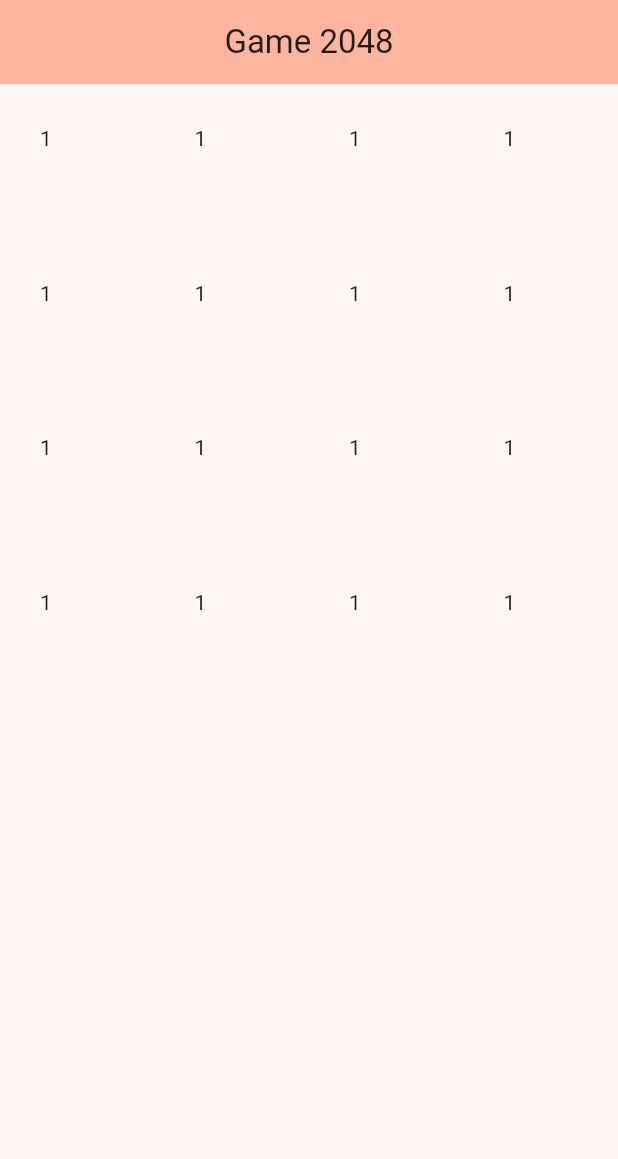
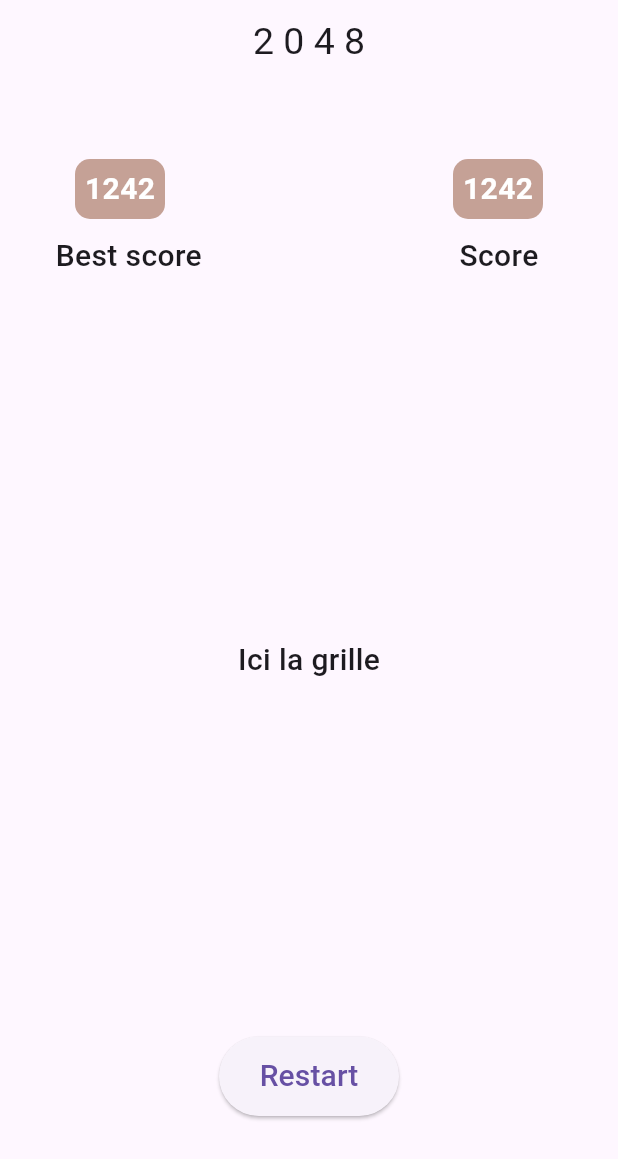
Before and after one commit to aladinMJ/game2048, a Flutter app: the screen it shows after launch, on a phone screen of 412 x 824 dp. Shown: the top 1159 px of the screen. Run offline on Flutter 3.47's test engine with Material 3 defaults, Android fonts, the phone set to English and light mode, and no system bars.

Commit message:
Travail a la BU

```diff
--- a/lib/main.dart
+++ b/lib/main.dart
@@ -1,58 +1,30 @@
 import 'package:flutter/material.dart';
-import 'package:game2048/src/widgets/button.dart';
+import 'src/pages/home_page.dart';
 
 void main() {
-  runApp(const MyApp());
+  runApp(MyApp());
 }
 
 class MyApp extends StatelessWidget {
-  const MyApp({super.key});
-
-  // This widget is the root of your application.
   @override
   Widget build(BuildContext context) {
     return MaterialApp(
-      title: 'Flutter Demo',
+      title: 'Flutter Game',
       theme: ThemeData(
-        colorScheme: ColorScheme.fromSeed(seedColor: Colors.deepOrange),
-        useMaterial3: true,
+        primarySwatch: const MaterialColor(0xFFD1866F, {
+          50: Color(0xFFFFF3F0),
+          100: Color(0xFFFFE0D9),
+          200: Color(0xFFFFCBBF),
+          300: Color(0xFFFFB6A5),
+          400: Color(0xFFFFA18C),
+          500: Color(0xFFD1866F),
+          600: Color(0xFFA96C55),
+          700: Color(0xFF81523C),
+          800: Color(0xFF593822),
+          900: Color(0xFF301409),
+        }),
       ),
-      home: const MyHomePage(title: 'Game 2048'),
+      home: HomePage(),
     );
   }
 }
-
-class MyHomePage extends StatefulWidget {
-  const MyHomePage({super.key, required this.title});
-
-  final String title;
-
-  @override
-  State<MyHomePage> createState() => _MyHomePageState();
-}
-
-class _MyHomePageState extends State<MyHomePage> {
-  @override
-  Widget build(BuildContext context) {
-    return Scaffold(
-      appBar: AppBar(
-        backgroundColor: Theme.of(context).colorScheme.inversePrimary,
-        title: Center(child: Text(widget.title)),
-      ),
-      body: GridView.count(
-        // Create a grid with 2 columns. If you change the scrollDirection to
-        // horizontal, this produces 2 rows.
-        crossAxisCount: 4,
-        // Generate 100 widgets that display their index in the List.
-        children: List.generate(16, (index) {
-          return const Center(
-            child: SizedBox.square(
-              dimension: 50,
-              child: Text("1"),
-            ),
-          );
-        }),
-      ),
-    );
-  }
-}
--- /dev/null
+++ b/lib/src/pages/home_page.dart
@@ -0,0 +1,74 @@
+import 'package:flutter/material.dart';
+import '../widgets/button_widget.dart';
+import '../widgets/score_widget.dart';
+import '../widgets/text_widget.dart';
+
+class HomePage extends StatelessWidget {
+  @override
+  Widget build(BuildContext context) {
+    return Scaffold(
+      appBar: AppBar(
+        title: const Text('2 0 4 8', style: TextStyle(fontSize: 25)),
+        centerTitle: true,
+      ),
+      body: Stack(
+        children: [
+          Center(
+            child: CustomText(text: 'Ici la grille'),
+          ),
+         Align(
+          alignment: Alignment.bottomCenter,
+          child: Padding(
+            padding: const EdgeInsets.all(80.0),
+            child: CustomButton(
+              label: 'Restart',
+              onPressed: () {
+                print('Button Pressed!');
+              },
+              width: 120,  // Largeur personnalisée du bouton
+              height: 40,  // Hauteur personnalisée du bouton
+              fontSize: 20, // Taille personnalisée du texte
+            ),
+          ),
+        ),
+
+
+          Align(
+            alignment: Alignment.topRight, // Alignement en haut à droite
+            child: Padding(
+              padding: const EdgeInsets.all(50.0), // Padding pour un peu d'espace par rapport au bord
+              child: ScoreWidget(score: 1242), // Affiche le score en haut à droite
+            ),
+          ),
+          //appel le text_widget pour ecrire le mot 'Score' juste en bas de la score widget
+          Align(
+            alignment: Alignment.topRight, // Alignement en haut à droite
+            child: Padding(
+              padding: const EdgeInsets.only(top: 100, right: 53), // Padding pour un peu d'espace par rapport au bord
+              //ajout un pading a droite
+
+              child: CustomText(text: 'Score'), // Affiche le score en haut à droite
+            ),
+          ),
+          Align(
+            alignment: Alignment.topLeft, // Alignement en haut à droite
+            child: Padding(
+              padding: const EdgeInsets.all(50.0), // Padding pour un peu d'espace par rapport au bord
+              child: ScoreWidget(score: 1242), // Affiche le score en haut à droite
+            ),
+          ),
+          //appel le text_widget pour ecrire le mot 'Score' juste en bas de la score widget
+          Align(
+            alignment: Alignment.topLeft, // Alignement en haut à droite
+            child: Padding(
+              padding: const EdgeInsets.only(top: 100, left: 37), // Padding pour un peu d'espace par rapport au bord
+              //ajout un pading a droite
+
+              child: CustomText(text: 'Best score'), // Affiche le score en haut à droite
+            ),
+          ),
+        ],
+      ),
+    );
+  }
+}
--- a/lib/src/widgets/button.dart
+++ /dev/null
@@ -1,17 +0,0 @@
-import 'package:flutter/material.dart';
-
-class StyledButton extends StatelessWidget {
-  final String text;
-  final Function() onPressed;
-
-  const StyledButton({super.key, required this.text, required this.onPressed});
-
-  @override
-  Widget build(BuildContext context) {
-    return ElevatedButton(
-      onPressed: onPressed,
-      child:
-          Text(text, style: const TextStyle(color: Colors.black, fontSize: 20)),
-    );
-  }
-}
--- /dev/null
+++ b/lib/src/widgets/button_widget.dart
@@ -0,0 +1,32 @@
+import 'package:flutter/material.dart';
+
+class CustomButton extends StatelessWidget {
+  final String label;
+  final VoidCallback onPressed;
+  final double width;
+  final double height;
+  final double fontSize; // Nouvelle propriété pour la taille du texte
+
+  CustomButton({
+    required this.label,
+    required this.onPressed,
+    this.width = 150,
+    this.height = 50,
+    this.fontSize = 16, // Valeur par défaut de la taille du texte
+  });
+
+  @override
+  Widget build(BuildContext context) {
+    return ElevatedButton(
+      onPressed: onPressed,
+      style: ElevatedButton.styleFrom(
+        minimumSize: Size(width, height), // Définit la taille du bouton
+        padding: EdgeInsets.symmetric(horizontal: 16, vertical: 12),
+      ),
+      child: Text(
+        label,
+        style: TextStyle(fontSize: fontSize), // Taille du texte modifiable
+      ),
+    );
+  }
+}
--- /dev/null
+++ b/lib/src/widgets/score_widget.dart
@@ -0,0 +1,29 @@
+import 'package:flutter/material.dart';
+
+class ScoreWidget extends StatelessWidget {
+  final int score;
+
+  ScoreWidget({required this.score});
+
+  @override
+  Widget build(BuildContext context) {
+    return Container(
+      width: 60, // Largeur du carré
+      height: 40, // Hauteur du carré
+      decoration: BoxDecoration(
+        color: Color.fromARGB(255, 197, 161, 150),
+        borderRadius: BorderRadius.circular(10),
+      ),
+      child: Center(
+        child: Text(
+          '$score', // Affiche le score
+          style: const TextStyle(
+            fontSize: 20, // Taille du texte
+            fontWeight: FontWeight.bold,
+            color: Colors.white, // Couleur du texte
+          ),
+        ),
+      ),
+    );
+  }
+}
--- /dev/null
+++ b/lib/src/widgets/text_widget.dart
@@ -0,0 +1,15 @@
+import 'package:flutter/material.dart';
+
+class CustomText extends StatelessWidget {
+  final String text;
+
+  CustomText({required this.text});
+
+  @override
+  Widget build(BuildContext context) {
+    return Text(
+      text,
+      style: TextStyle(fontSize: 20, fontWeight: FontWeight.w500),
+    );
+  }
+}
```
Also changed, not shown: lib/src/pages/brouillon.dart (deleted, +0 -71 lines), 1 other file.
